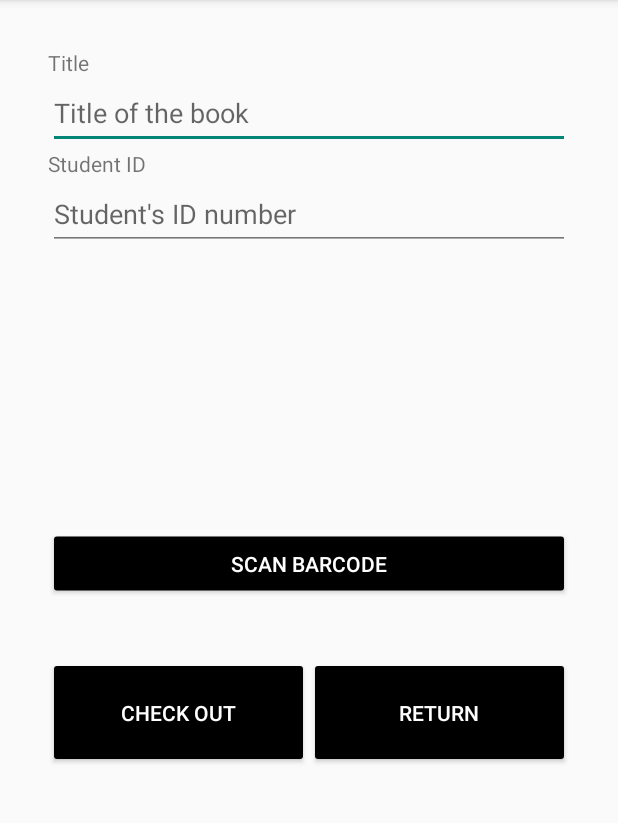
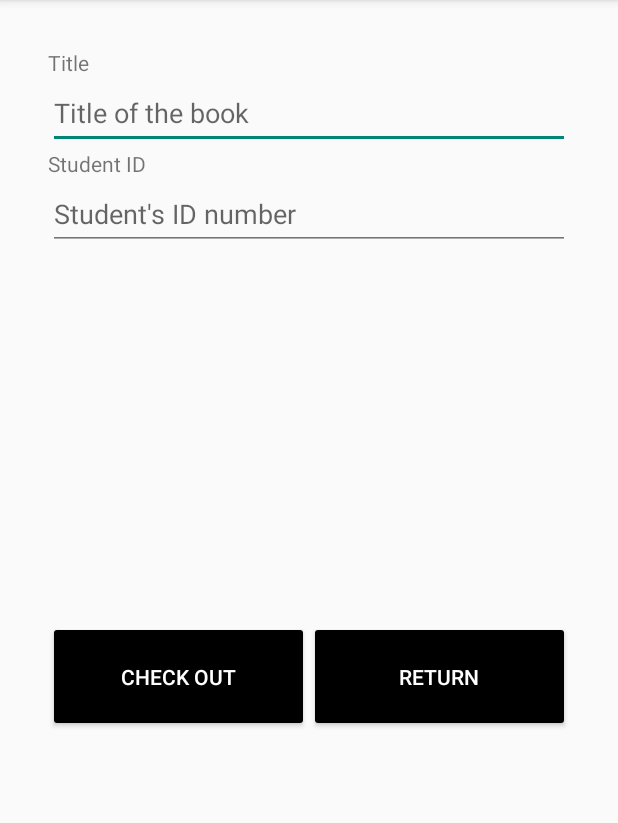
Before and after one commit to clairemvweber/ClassLib, an Android app: the CheckoutActivity screen opened directly, with no data from a screen before it, on a phone screen of 412 x 824 dp, the part 84-907 px from its top. Run offline under Robolectric (Android 15) with nearby library versions, the phone set to English and light mode, and no system bars; our stand-ins replace Firebase (no records; nobody signed in at launch, a user with empty details on screens opened directly); 1 statement that could not run was skipped.

```diff
--- a/app/src/main/java/com/example/classlib/CheckoutActivity.kt
+++ b/app/src/main/java/com/example/classlib/CheckoutActivity.kt
@@ -13,7 +13,6 @@ import java.util.*
 class CheckoutActivity : AppCompatActivity() {
     private lateinit var bookTitle: AutoCompleteTextView
     private lateinit var studentID: EditText
-    private lateinit var barcodeButton: Button
     private lateinit var returnButton: Button
     private lateinit var checkoutButton: Button
     var userEmail = ""
@@ -211,7 +210,6 @@ class CheckoutActivity : AppCompatActivity() {
     private fun initializeUI() {
         bookTitle = findViewById(R.id.book_title_return)
         studentID = findViewById(R.id.student_id_return)
-        barcodeButton = findViewById(R.id.scan_barcode_return)
         checkoutButton = findViewById(R.id.checkout_book_Button)
         returnButton = findViewById(R.id.return_book)
     }
--- a/app/src/main/res/layout/activity_checkout.xml
+++ b/app/src/main/res/layout/activity_checkout.xml
@@ -35,12 +35,6 @@
       android:inputType="text"
       android:minHeight="48dp" />
 
-  <Button
-      android:id="@+id/scan_barcode_return"
-      android:layout_width="match_parent"
-      android:layout_height="wrap_content"
-      android:text="Scan barcode"
-      android:translationY="185dp" />
 
   <LinearLayout
       android:layout_width="match_parent"
```
Also changed, not shown: app/src/main/java/com/example/classlib/ReportResultActivity.kt (+6 -2 lines).
